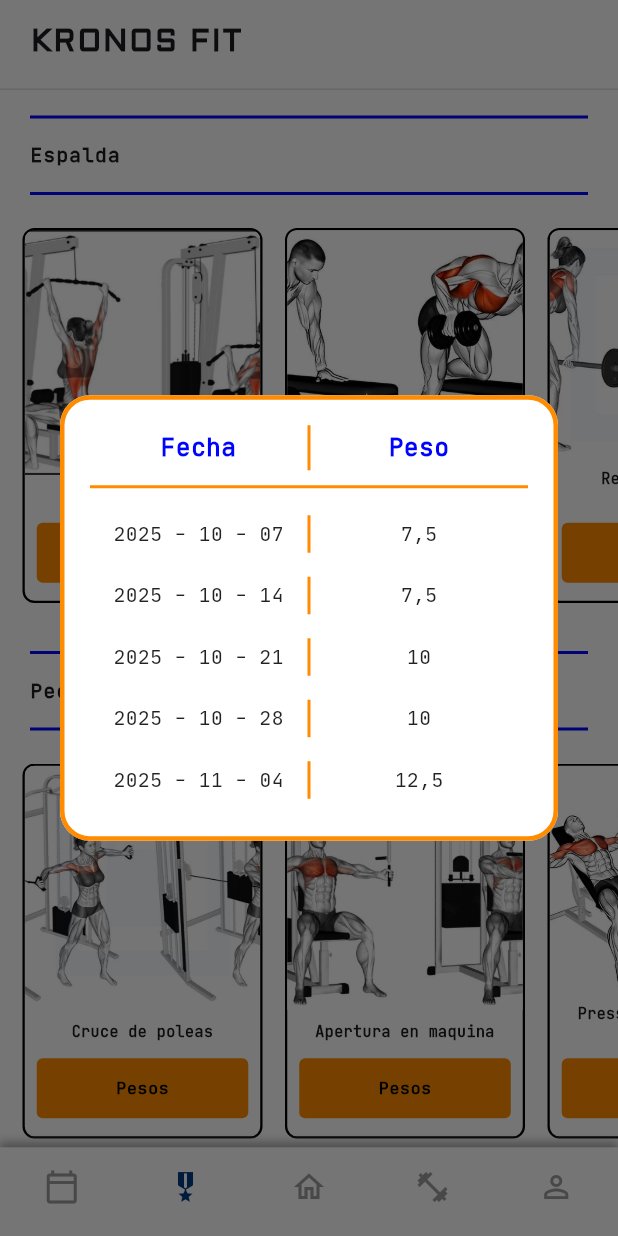
After one commit to JeanCArsLo/KRONOS, a Flutter app: the RecordPRScreen screen opened by its route, item 2 of the bottom bar chosen, after a tap on "Pesos", on a phone screen of 412 x 824 dp. The commit adds this screen. Run offline on Flutter 3.47's test engine with Material 3 defaults, Android fonts, the phone set to English and light mode, and no system bars; our stand-ins replace carousel_slider, table_calendar.

Commit message:
pantallas completas de figma (algunas partes del diseño falta de pulir)

```diff
--- /dev/null
+++ b/lib/dialogs/pesos_dialog.dart
@@ -0,0 +1,124 @@
+import 'package:flutter/material.dart';
+
+class PesosDialog extends StatelessWidget {
+  final Map<String, dynamic> exercise;
+
+  const PesosDialog({
+    super.key,
+    required this.exercise,
+  });
+
+  @override
+  Widget build(BuildContext context) {
+    // ========== DATOS ESTÁTICOS DE EJEMPLO ==========
+    final List<Map<String, String>> pesosData = [
+      {'fecha': '2025 - 10 - 07', 'peso': '7,5'},
+      {'fecha': '2025 - 10 - 14', 'peso': '7,5'},
+      {'fecha': '2025 - 10 - 21', 'peso': '10'},
+      {'fecha': '2025 - 10 - 28', 'peso': '10'},
+      {'fecha': '2025 - 11 - 04', 'peso': '12,5'},
+    ];
+
+    return Dialog(
+      shape: RoundedRectangleBorder(
+        borderRadius: BorderRadius.circular(20),
+        side: BorderSide(
+          color: const Color.fromARGB(255, 255, 140, 0),
+          width: 3,
+        ),
+      ),
+      backgroundColor: Colors.white,
+      child: Padding(
+        padding: EdgeInsets.all(20),
+        child: Column(
+          mainAxisSize: MainAxisSize.min,
+          children: [
+            // ========== ENCABEZADOS DE LA TABLA ==========
+            Row(
+              children: [
+                Expanded(
+                  child: Text(
+                    'Fecha',
+                    textAlign: TextAlign.center,
+                    style: TextStyle(
+                      fontFamily: 'JetBrainsMono_Regular',
+                      fontSize: 16,
+                      fontWeight: FontWeight.bold,
+                      color: const Color.fromARGB(255, 0, 4, 255),
+                      letterSpacing: 0.5,
+                    ),
+                  ),
+                ),
+                Container(
+                  width: 2,
+                  height: 30,
+                  color: const Color.fromARGB(255, 255, 140, 0),
+                ),
+                Expanded(
+                  child: Text(
+                    'Peso',
+                    textAlign: TextAlign.center,
+                    style: TextStyle(
+                      fontFamily: 'JetBrainsMono_Regular',
+                      fontSize: 16,
+                      fontWeight: FontWeight.bold,
+                      color: const Color.fromARGB(255, 0, 4, 255),
+                      letterSpacing: 0.5,
+                    ),
+                  ),
+                ),
+              ],
+            ),
+
+            // ========== LÍNEA DIVISORIA HORIZONTAL ==========
+            Container(
+              margin: EdgeInsets.symmetric(vertical: 10),
+              height: 2,
+              color: const Color.fromARGB(255, 255, 140, 0),
+            ),
+
+            // ========== FILAS DE DATOS ==========
+            ...pesosData.map((data) {
+              return Padding(
+                padding: EdgeInsets.symmetric(vertical: 8),
+                child: Row(
+                  children: [
+                    Expanded(
+                      child: Text(
+                        data['fecha']!,
+                        textAlign: TextAlign.center,
+                        style: TextStyle(
+                          fontFamily: 'JetBrainsMono_Regular',
+                          fontSize: 13,
+                          color: Colors.black87,
+                          letterSpacing: 0.3,
+                        ),
+                      ),
+                    ),
+                    Container(
+                      width: 2,
+                      height: 25,
+                      color: const Color.fromARGB(255, 255, 140, 0),
+                    ),
+                    Expanded(
+                      child: Text(
+                        data['peso']!,
+                        textAlign: TextAlign.center,
+                        style: TextStyle(
+                          fontFamily: 'JetBrainsMono_Regular',
+                          fontSize: 13,
+                          color: Colors.black87,
+                          letterSpacing: 0.3,
+                        ),
+                      ),
+                    ),
+                  ],
+                ),
+              );
+            })//.toList(),
+          ],
+        ),
+      ),
+    );
+  }
+}
--- a/lib/routes.dart
+++ b/lib/routes.dart
@@ -8,6 +8,7 @@ import 'screens/calendar_screen.dart';
 import 'screens/workout_area_screen.dart';
 import 'screens/superior_exercises_screen.dart';
 import 'screens/exercise_detail_screen.dart';
+import 'screens/record_pr_screen.dart';
 
 class Routes {
   static const String splash = '/';
@@ -19,6 +20,8 @@ class Routes {
   static const String workouts = '/workouts';
   static const String superiorExercises = '/superior-exercises';
   static const String exerciseDetail = '/exercise-detail';
+  static const String recordPR = '/record-pr';
+
   static Map<String, WidgetBuilder> getRoutes() {
     return {
       splash: (context) => SplashScreen(),
@@ -29,6 +32,7 @@ class Routes {
       calendar: (context) => CalendarScreen(),
       workouts: (context) => WorkoutAreaScreen(),
       superiorExercises: (context) => SuperiorExercisesScreen(),
+      recordPR: (context) => RecordPRScreen(),
       exerciseDetail: (context) => ExerciseDetailScreen(
         exerciseTitle: ModalRoute.of(context)?.settings.arguments as String? ?? 'Espalda',
       ),
--- /dev/null
+++ b/lib/screens/record_pr_screen.dart
@@ -0,0 +1,229 @@
+import 'package:flutter/material.dart';
+import '../widgets/main_layout.dart';
+import '../dialogs/pesos_dialog.dart';
+
+class RecordPRScreen extends StatefulWidget {
+  const RecordPRScreen({super.key});
+
+  @override
+  RecordPRScreenState createState() => RecordPRScreenState();
+}
+
+class RecordPRScreenState extends State<RecordPRScreen> {
+  // ========== DATOS DE EJERCICIOS ORGANIZADOS POR CATEGORÍA ==========
+  final Map<String, List<Map<String, dynamic>>> exercisesByCategory = {
+    'Espalda': [
+      {
+        'name': 'Jalón al pecho',
+        'image': 'assets/workout_area/superior/espalda/jalon_al_pecho.jpg',
+        'exerciseTitle': 'Espalda',
+      },
+      {
+        'name': 'Remo unilateral',
+        'image': 'assets/workout_area/superior/espalda/remo_unilateral.jpg',
+        'exerciseTitle': 'Espalda',
+      },
+      {
+        'name': 'Remo con barra inclinado',
+        'image': 'assets/workout_area/superior/espalda/remo_con_barra_inclinada.jpg',
+        'exerciseTitle': 'Espalda',
+      },
+      {
+        'name': 'Remo sentado',
+        'image': 'assets/workout_area/superior/espalda/remo_sentado.jpg',
+        'exerciseTitle': 'Espalda',
+      },
+    ],
+    'Pecho': [
+      {
+        'name': 'Cruce de poleas',
+        'image': 'assets/workout_area/superior/Pecho/Cruce_de_poleas.jpg',
+        'exerciseTitle': 'Pecho',
+      },
+      {
+        'name': 'Apertura en maquina',
+        'image': 'assets/workout_area/superior/Pecho/Apertura_en_maquina.jpg',
+        'exerciseTitle': 'Pecho',
+      },
+      {
+        'name': 'Press inclinado con mancuerna',
+        'image': 'assets/workout_area/superior/Pecho/Press_inclinado_con_mancuerna.jpg',
+        'exerciseTitle': 'Pecho',
+      },
+      {
+        'name': 'Press de banca inclinado con banca',
+        'image': 'assets/workout_area/superior/Pecho/Press_de_banca_inclinado_con_banca.jpg',
+        'exerciseTitle': 'Pecho',
+      },
+    ],
+    'Hombros': [
+      // Aquí puedes agregar los ejercicios de hombros cuando tengas las imágenes
+    ],
+  };
+
+  @override
+  Widget build(BuildContext context) {
+    return MainLayout(
+      currentIndex: 1, // Índice para el ícono de medalla en el bottom navigation
+      child: SingleChildScrollView(
+        child: Column(
+          crossAxisAlignment: CrossAxisAlignment.start,
+          children: [
+            SizedBox(height: 10),
+
+            // ========== SECCIONES DE EJERCICIOS ==========
+            ...exercisesByCategory.entries.map((category) {
+              return _buildExerciseCategory(
+                context,
+                category.key,
+                category.value,
+              );
+            }),//.toList(),
+
+            SizedBox(height: 30),
+          ],
+        ),
+      ),
+    );
+  }
+
+  // ========== WIDGET PARA CADA CATEGORÍA ==========
+  Widget _buildExerciseCategory(
+    BuildContext context,
+    String categoryName,
+    List<Map<String, dynamic>> exercises,
+  ) {
+    if (exercises.isEmpty) return SizedBox.shrink();
+
+    return Column(
+      crossAxisAlignment: CrossAxisAlignment.start,
+      children: [
+        // ========== TÍTULO DE LA CATEGORÍA CON DIVIDERS ==========
+        Divider(
+          color: const Color.fromARGB(255, 0, 4, 255),
+          thickness: 2,
+          indent: 20,
+          endIndent: 20,
+        ),
+        Padding(
+          padding: EdgeInsets.symmetric(horizontal: 20, vertical: 8),
+          child: Text(
+            categoryName,
+            style: TextStyle(
+              fontFamily: 'JetBrainsMono_Regular',
+              fontSize: 13,
+              fontWeight: FontWeight.bold,
+              letterSpacing: 0.8,
+            ),
+          ),
+        ),
+        Divider(
+          color: const Color.fromARGB(255, 0, 4, 255),
+          thickness: 2,
+          indent: 20,
+          endIndent: 20,
+        ),
+
+        SizedBox(height: 15),
+
+        // ========== CARRUSEL HORIZONTAL DE EJERCICIOS ==========
+        SizedBox(
+          height: 250,
+          child: ListView.builder(
+            scrollDirection: Axis.horizontal,
+            padding: EdgeInsets.symmetric(horizontal: 15),
+            itemCount: exercises.length,
+            itemBuilder: (context, index) {
+              return Padding(
+                padding: EdgeInsets.only(right: 15),
+                child: _buildExerciseCard(context, exercises[index]),
+              );
+            },
+          ),
+        ),
+
+        SizedBox(height: 25),
+      ],
+    );
+  }
+
+  // ========== TARJETA DE EJERCICIO INDIVIDUAL ==========
+  Widget _buildExerciseCard(BuildContext context, Map<String, dynamic> exercise) {
+    return Container(
+      width: 160,
+      decoration: BoxDecoration(
+        border: Border.all(
+          color: const Color.fromARGB(255, 0, 0, 0),
+          width: 1.5,
+        ),
+        borderRadius: BorderRadius.circular(8),
+      ),
+      child: Column(
+        crossAxisAlignment: CrossAxisAlignment.stretch,
+        children: [
+          // ========== IMAGEN DEL EJERCICIO ==========
+          Expanded(
+            child: ClipRRect(
+              borderRadius: BorderRadius.vertical(top: Radius.circular(6)),
+              child: Image.asset(
+                exercise['image'],
+                fit: BoxFit.cover,
+              ),
+            ),
+          ),
+
+          // ========== NOMBRE DEL EJERCICIO ==========
+          Padding(
+            padding: EdgeInsets.all(8),
+            child: Text(
+              exercise['name'],
+              textAlign: TextAlign.center,
+              style: TextStyle(
+                fontFamily: 'JetBrainsMono_Regular',
+                fontSize: 10,
+                fontWeight: FontWeight.w600,
+                letterSpacing: 0.3,
+                height: 1.2,
+              ),
+              maxLines: 2,
+              overflow: TextOverflow.ellipsis,
+            ),
+          ),
+
+          // ========== BOTÓN "Pesos" ==========
+          Padding(
+            padding: EdgeInsets.only(left: 8, right: 8, bottom: 8),
+            child: ElevatedButton(
+              onPressed: () {
+                showDialog(
+                  context: context,
+                  builder: (context) => PesosDialog(
+                    exercise: exercise,
+                  ),
+                );
+              },
+              style: ElevatedButton.styleFrom(
+                backgroundColor: const Color.fromARGB(255, 255, 140, 0),
+                padding: EdgeInsets.symmetric(vertical: 8),
+                shape: RoundedRectangleBorder(
+                  borderRadius: BorderRadius.circular(4),
+                ),
+                elevation: 0,
+              ),
+              child: Text(
+                'Pesos',
+                style: TextStyle(
+                  fontFamily: 'JetBrainsMono_Regular',
+                  fontSize: 11,
+                  fontWeight: FontWeight.bold,
+                  color: Colors.black,
+                  letterSpacing: 0.5,
+                ),
+              ),
+            ),
+          ),
+        ],
+      ),
+    );
+  }
+}
--- a/lib/widgets/main_layout.dart
+++ b/lib/widgets/main_layout.dart
@@ -76,7 +76,7 @@ class _MainLayoutState extends State<MainLayout> {
                       Navigator.pushReplacementNamed(context, Routes.calendar);
                       break;
                     case 1:
-                      // Navigator.pushReplacementNamed(context, Routes.);
+                      Navigator.pushNamed(context, Routes.recordPR);
                       break;
                     case 2:
                       Navigator.pushReplacementNamed(context, Routes.home);
```
Also changed, not shown: pubspec.yaml (+7 -1 lines), assets/workout_area/superior/Pecho/Apertura_en_maquina.jpg (renamed from assets/workout_area/superior/Pecho/Apertura en maquina.jpg), assets/workout_area/superior/Pecho/Cruce_de_poleas.jpg (renamed from assets/workout_area/superior/Pecho/Cruce de poleas.jpg), assets/workout_area/superior/Pecho/Press_de_banca_inclinado_con_banca.jpg (renamed from assets/workout_area/superior/Pecho/Press de banca inclinado con banca.jpg), assets/workout_area/superior/Pecho/Press_inclinado_con_mancuerna.jpg (renamed from assets/workout_area/superior/Pecho/Press inclinado con mancuerna.jpg).
